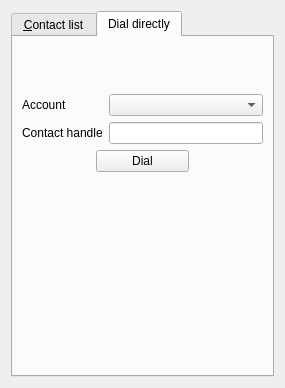
First picture: the form in mainwindow.ui, repository KDE/ktp-call-ui, before the edit.
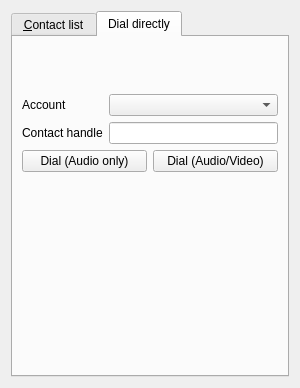
Second picture: the form after the edit. The open tabs and pages were chosen to show the change. Custom widgets are drawn as their Qt base class.

Commit message: Add button to make video calls directly to contacts that are not in the contact list. Also restore the .FUTURE.InitialAudio parameter to the existing button to make audio calls. This doesn't work with sofiasip though, but it's better than making useless calls without initial streams.

Patch:
```diff
--- a/mainwindow.ui
+++ b/mainwindow.ui
@@ -6,7 +6,7 @@
    <rect>
     <x>0</x>
     <y>0</y>
-    <width>285</width>
+    <width>300</width>
     <height>388</height>
    </rect>
   </property>
@@ -35,7 +35,7 @@
        <string>Dial directly</string>
       </attribute>
       <layout class="QGridLayout" name="gridLayout">
-       <item row="0" column="1">
+       <item row="0" column="0" colspan="2">
         <spacer name="verticalSpacer">
          <property name="orientation">
           <enum>Qt::Vertical</enum>
@@ -51,7 +51,7 @@
          </property>
         </spacer>
        </item>
-       <item row="1" column="0" colspan="3">
+       <item row="1" column="0" colspan="2">
         <layout class="QFormLayout" name="formLayout">
          <item row="0" column="0">
           <widget class="QLabel" name="accountLabel">
@@ -82,14 +82,21 @@
          </item>
         </layout>
        </item>
+       <item row="2" column="0">
+        <widget class="KPushButton" name="dialAudioButton">
+         <property name="text">
+          <string>Dial (Audio only)</string>
+         </property>
+        </widget>
+       </item>
        <item row="2" column="1">
         <widget class="KPushButton" name="dialButton">
          <property name="text">
-          <string>Dial</string>
+          <string>Dial (Audio/Video)</string>
          </property>
         </widget>
        </item>
-       <item row="3" column="1">
+       <item row="3" column="0" colspan="2">
         <spacer name="verticalSpacer_2">
          <property name="orientation">
           <enum>Qt::Vertical</enum>
```
Left out of the diff: 2 changed lines with no effect on the pictures. The commit also changes 2 other files.
